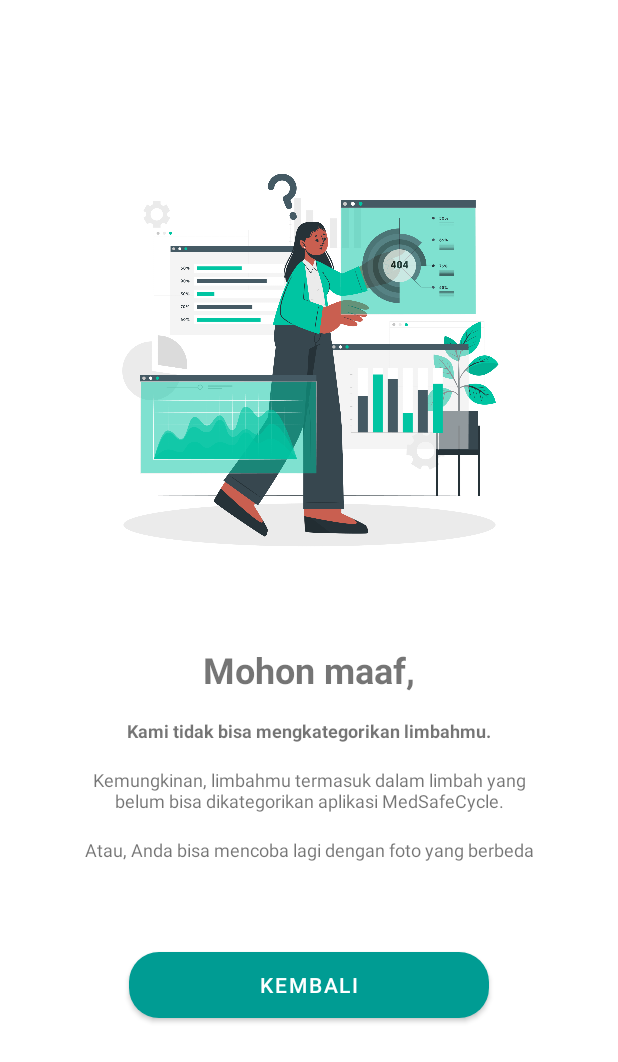
After one commit to agnesaudya/medsafecycle-app, an Android app: the LimbahNotFoundActivity screen opened directly, with no data from a screen before it, on a phone screen of 412 x 824 dp. The commit adds this screen. Shown: the top 1062 px of the screen. Run offline under Robolectric (Android 15) with nearby library versions, the phone set to English and light mode, and no system bars.

Commit message:
Finish not found page

```diff
--- a/app/src/main/java/com/example/medsafecycle/limbah/DetailLimbahActivity.kt
+++ b/app/src/main/java/com/example/medsafecycle/limbah/DetailLimbahActivity.kt
@@ -7,6 +7,7 @@ import android.widget.Button
 import android.widget.ImageButton
 import android.widget.TextView
 import androidx.appcompat.widget.Toolbar
+import androidx.cardview.widget.CardView
 
 import com.example.medsafecycle.R
 
@@ -15,7 +16,7 @@ class DetailLimbahActivity : AppCompatActivity() {
         super.onCreate(savedInstanceState)
         setContentView(R.layout.activity_detail_limbah)
 
-        val done : Button = findViewById(R.id.selesai)
+        val done : CardView = findViewById(R.id.selesai)
         done.setOnClickListener {
             finish()
         }
--- /dev/null
+++ b/app/src/main/java/com/example/medsafecycle/limbah/LimbahNotFoundActivity.kt
@@ -0,0 +1,17 @@
+package com.example.medsafecycle.limbah
+
+import androidx.appcompat.app.AppCompatActivity
+import android.os.Bundle
+import android.widget.Button
+import com.example.medsafecycle.R
+
+class LimbahNotFoundActivity : AppCompatActivity() {
+    override fun onCreate(savedInstanceState: Bundle?) {
+        super.onCreate(savedInstanceState)
+        setContentView(R.layout.activity_limbah_not_found)
+        val backButton : Button = findViewById(R.id.back_button)
+        backButton.setOnClickListener {
+            finish()
+        }
+    }
+}
--- /dev/null
+++ b/app/src/main/res/layout/activity_limbah_not_found.xml
@@ -0,0 +1,78 @@
+<?xml version="1.0" encoding="utf-8"?>
+<androidx.constraintlayout.widget.ConstraintLayout xmlns:android="http://schemas.android.com/apk/res/android"
+    xmlns:app="http://schemas.android.com/apk/res-auto"
+    xmlns:tools="http://schemas.android.com/tools"
+    android:layout_width="match_parent"
+    android:layout_height="match_parent"
+    tools:context=".limbah.LimbahNotFoundActivity">
+
+    <ImageView
+        android:id="@+id/imageView3"
+        android:layout_width="290dp"
+        android:layout_height="290dp"
+        android:layout_marginTop="100dp"
+        android:src="@drawable/not_found"
+        app:layout_constraintEnd_toEndOf="parent"
+        app:layout_constraintStart_toStartOf="parent"
+        app:layout_constraintTop_toTopOf="parent" />
+
+    <TextView
+        android:id="@+id/textView2"
+        android:layout_width="wrap_content"
+        android:layout_height="wrap_content"
+        android:layout_marginTop="40dp"
+        android:text="@string/mohon_maaf"
+        android:textSize="24sp"
+        android:textStyle="bold"
+        app:layout_constraintEnd_toEndOf="parent"
+        app:layout_constraintStart_toStartOf="parent"
+        app:layout_constraintTop_toBottomOf="@+id/imageView3" />
+
+    <TextView
+        android:id="@+id/textView3"
+        android:layout_width="wrap_content"
+        android:layout_height="wrap_content"
+        android:layout_marginTop="16dp"
+        android:text="@string/kami_tidak_bisa_mengkategorikan_limbahmu"
+        android:textSize="12sp"
+        android:textStyle="bold"
+        app:layout_constraintEnd_toEndOf="parent"
+        app:layout_constraintStart_toStartOf="parent"
+        app:layout_constraintTop_toBottomOf="@+id/textView2" />
+
+    <TextView
+        android:id="@+id/textView4"
+        android:layout_width="wrap_content"
+        android:layout_height="wrap_content"
+        android:layout_marginTop="16dp"
+        android:gravity="center"
+        android:text="@string/kemungkinan_limbahmu_ntermasuk_dalam_limbah_yang_nbelum_bisa_dikategorikan_naplikasi_medsafecycle"
+        android:textSize="12sp"
+        app:layout_constraintEnd_toEndOf="parent"
+        app:layout_constraintStart_toStartOf="parent"
+        app:layout_constraintTop_toBottomOf="@+id/textView3" />
+
+    <TextView
+        android:id="@+id/textView5"
+        android:layout_width="wrap_content"
+        android:layout_height="wrap_content"
+        android:layout_marginTop="16dp"
+        android:gravity="center"
+        android:text="@string/atau_anda_bisa_mencoba_lagi_dengan_foto_yang_berbeda"
+        android:textSize="12sp"
+        app:layout_constraintEnd_toEndOf="parent"
+        app:layout_constraintStart_toStartOf="parent"
+        app:layout_constraintTop_toBottomOf="@+id/textView4" />
+
+    <Button
+        android:id="@+id/back_button"
+        android:layout_width="240dp"
+        android:layout_height="44dp"
+        android:layout_marginTop="60dp"
+        android:background="@drawable/landing_button"
+        android:text="@string/kembali"
+        app:layout_constraintEnd_toEndOf="parent"
+        app:layout_constraintStart_toStartOf="parent"
+        app:layout_constraintTop_toBottomOf="@+id/textView5" />
+
+</androidx.constraintlayout.widget.ConstraintLayout>
--- a/app/src/main/res/values/strings.xml
+++ b/app/src/main/res/values/strings.xml
@@ -68,6 +68,11 @@
     <string name="hospital_dummy_gmail_com">hospital.dummy@gmail.com</string>
     <string name="logout">logout</string>
     <string name="profile">Profile</string>
+    <string name="mohon_maaf">Mohon maaf,</string>
+    <string name="kami_tidak_bisa_mengkategorikan_limbahmu">Kami tidak bisa mengkategorikan limbahmu.</string>
+    <string name="kemungkinan_limbahmu_ntermasuk_dalam_limbah_yang_nbelum_bisa_dikategorikan_naplikasi_medsafecycle">Kemungkinan, limbahmu termasuk dalam limbah yang\nbelum bisa dikategorikan aplikasi MedSafeCycle.</string>
+    <string name="atau_anda_bisa_mencoba_lagi_dengan_foto_yang_berbeda">Atau, Anda bisa mencoba lagi dengan foto yang berbeda</string>
+    <string name="kembali">kembali</string>
 
 
     <!-- Batas Hapus -->
```
Also changed, not shown: app/src/main/AndroidManifest.xml (+6 -5 lines), app/src/main/java/com/example/medsafecycle/home/guest/GuestHomeActivity.kt (+13 -0 lines), app/src/main/java/com/example/medsafecycle/home/hospital/HospitalHomeFragment.kt (+11 -0 lines), app/src/main/res/layout/activity_detail_limbah.xml (+44 -9 lines), app/src/main/res/layout/fragment_hospital_home.xml (+9 -5 lines), app/src/main/res/drawable/check.png (added), app/src/main/res/drawable/delete.png (added), app/src/main/res/drawable/not_found.png (added).
